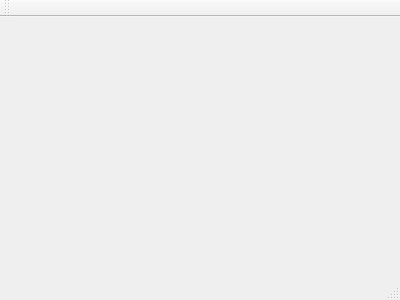
Qt form testCameraCalibration/mainwindow.ui (parkerFrisk/Bird-s-eye-view) before a commit.
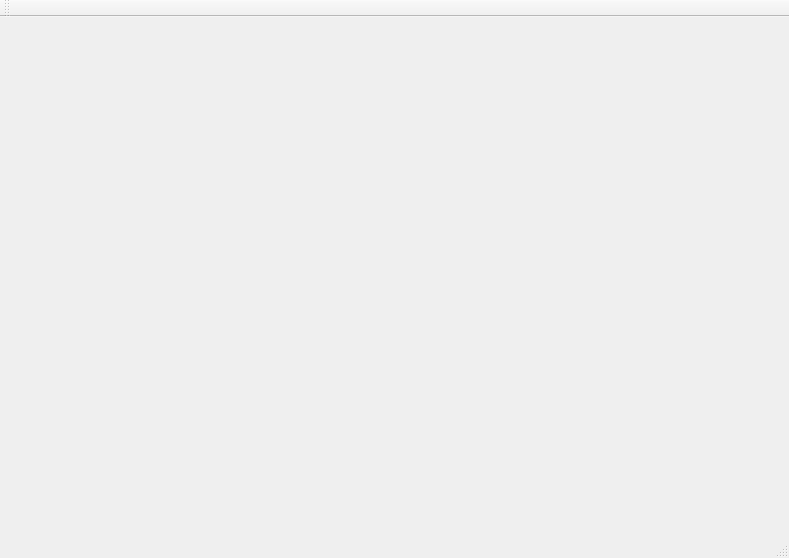
The same form after that commit.

What changed in the file:
```diff
--- a/testCameraCalibration/mainwindow.ui
+++ b/testCameraCalibration/mainwindow.ui
@@ -1,24 +1,53 @@
 <ui version="4.0">
  <class>MainWindow</class>
- <widget class="QMainWindow" name="MainWindow" >
-  <property name="geometry" >
+ <widget class="QMainWindow" name="MainWindow">
+  <property name="geometry">
    <rect>
     <x>0</x>
     <y>0</y>
-    <width>400</width>
-    <height>300</height>
+    <width>789</width>
+    <height>558</height>
    </rect>
   </property>
   <property name="windowTitle" >
    <string>MainWindow</string>
   </property>
-  <widget class="QMenuBar" name="menuBar" />
-  <widget class="QToolBar" name="mainToolBar" />
-  <widget class="QWidget" name="centralWidget" />
-  <widget class="QStatusBar" name="statusBar" />
+  <widget class="QWidget" name="centralWidget">
+   <widget class="QLabel" name="label">
+    <property name="geometry">
+     <rect>
+      <x>20</x>
+      <y>20</y>
+      <width>721</width>
+      <height>461</height>
+     </rect>
+    </property>
+    <property name="text">
+     <string/>
+    </property>
+   </widget>
+  </widget>
+  <widget class="QMenuBar" name="menuBar">
+   <property name="geometry">
+    <rect>
+     <x>0</x>
+     <y>0</y>
+     <width>789</width>
+     <height>22</height>
+    </rect>
+   </property>
+  </widget>
+  <widget class="QToolBar" name="mainToolBar">
+   <attribute name="toolBarArea">
+    <enum>TopToolBarArea</enum>
+   </attribute>
+   <attribute name="toolBarBreak">
+    <bool>false</bool>
+   </attribute>
+  </widget>
+  <widget class="QStatusBar" name="statusBar"/>
  </widget>
- <layoutDefault spacing="6" margin="11" />
- <pixmapfunction></pixmapfunction>
+ <layoutdefault spacing="6" margin="11"/>
  <resources/>
  <connections/>
 </ui>
```
Left out of the diff: 3 changed lines with no effect on the pictures.
